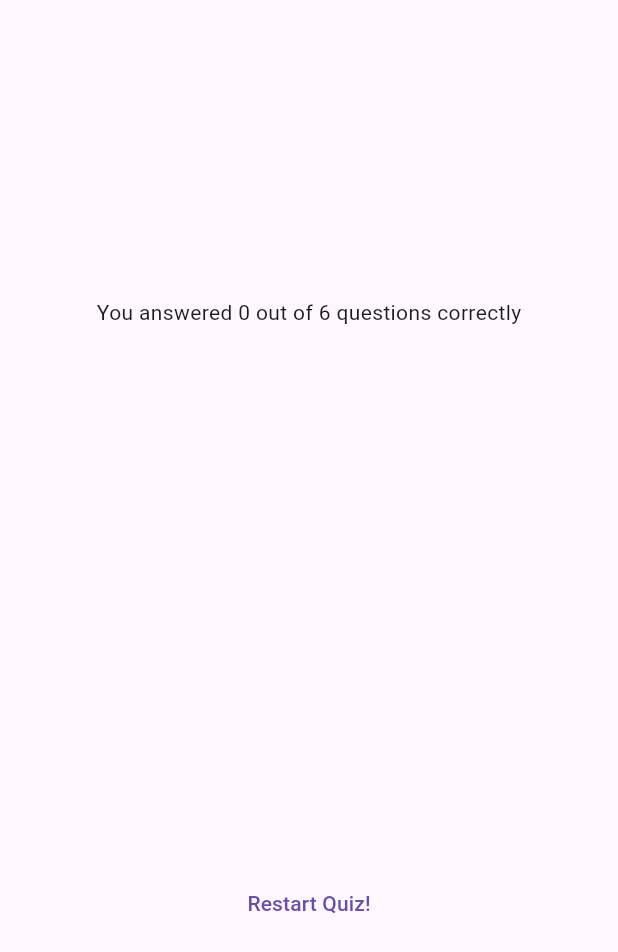
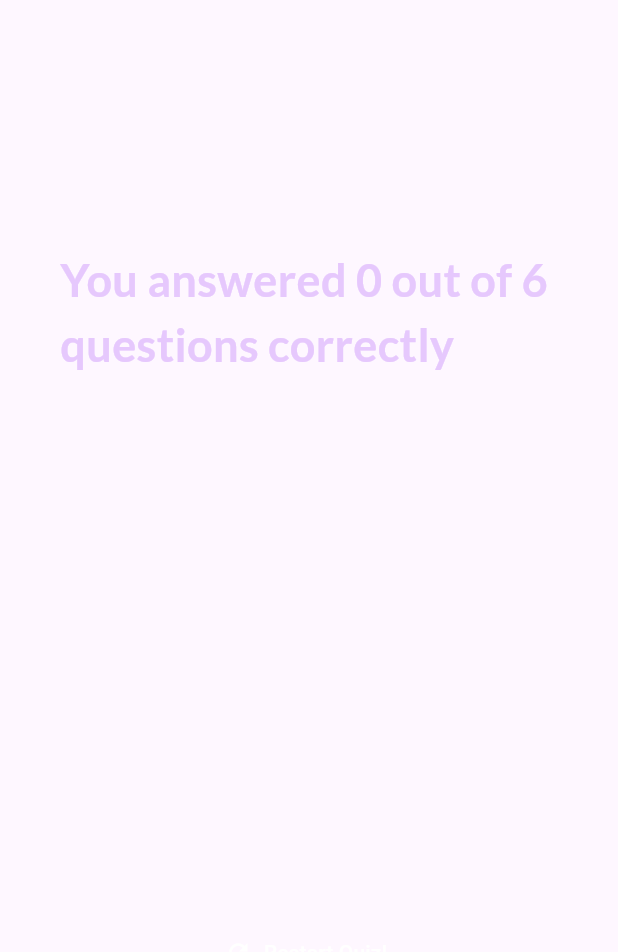
Before and after one commit to neerajsinghsarathe/flutter-quiz-app, a Flutter app: the ResultsScreen widget shown alone on an empty page, opened directly with empty values, on a phone screen of 412 x 824 dp. Shown: the top 952 px of the screen. Run offline on Flutter 3.47's test engine with Material 3 defaults, Android fonts, the phone set to English and light mode, and no system bars; our stand-ins replace google_fonts.

Commit message:
Final setup and design in result-screen.

```diff
--- a/lib/questions_summary.dart
+++ /dev/null
@@ -1,35 +0,0 @@
-import 'package:flutter/material.dart';
-
-class QuestionsSummary extends StatelessWidget {
-  const QuestionsSummary({super.key, required this.summaryData});
-
-  final List<Map<String, Object>> summaryData;
-
-  @override
-  Widget build(BuildContext context) {
-    return SizedBox(
-      height: 300,
-      child: SingleChildScrollView(
-        child: Column(
-            children: summaryData
-                .map((data) => Row(
-                      children: [
-                        Text(((data['question_index'] as int) + 1).toString()),
-                        Expanded(
-                            child: Column(
-                          children: [
-                            Text(data['question'] as String),
-                            const SizedBox(
-                              height: 5,
-                            ),
-                            Text(data['user_answer'] as String),
-                            Text(data['correct_answer'] as String)
-                          ],
-                        )),
-                      ],
-                    ))
-                .toList()),
-      ),
-    );
-  }
-}
--- /dev/null
+++ b/lib/questions_summary/questions_summary.dart
@@ -0,0 +1,18 @@
+import 'package:flutter/material.dart';
+import 'package:quiz_app/questions_summary/summary_item.dart';
+
+class QuestionsSummary extends StatelessWidget {
+  const QuestionsSummary({super.key, required this.summaryData});
+
+  final List<Map<String, Object>> summaryData;
+
+  @override
+  Widget build(BuildContext context) {
+    return SizedBox(
+      height: 300,
+      child: SingleChildScrollView(
+        child: Column(children: summaryData.map((data) => SummaryItem(data)).toList()),
+      ),
+    );
+  }
+}
--- a/lib/results_screen.dart
+++ b/lib/results_screen.dart
@@ -1,11 +1,13 @@
 import 'package:flutter/material.dart';
+import 'package:google_fonts/google_fonts.dart';
 import 'package:quiz_app/data/questions.dart';
-import 'package:quiz_app/questions_summary.dart';
+import 'package:quiz_app/questions_summary/questions_summary.dart';
 
 class ResultsScreen extends StatelessWidget {
-  const ResultsScreen({super.key, required this.chosenAnswers});
+  const ResultsScreen({super.key, required this.chosenAnswers, required this.onRestart});
 
   final List<String> chosenAnswers;
+  final void Function() onRestart;
 
   List<Map<String, Object>> getSummaryData() {
     final List<Map<String, Object>> summary = [];
@@ -26,9 +28,7 @@ class ResultsScreen extends StatelessWidget {
   Widget build(BuildContext context) {
     final summaryData = getSummaryData();
     final numberOfTotalQuestions = questions.length;
-    final numberOfCorrectQuestions = summaryData
-        .where((data) => data['user_answer'] == data['correct_answer'])
-        .length;
+    final numberOfCorrectQuestions = summaryData.where((data) => data['user_answer'] == data['correct_answer']).length;
 
     return SizedBox(
         width: double.infinity,
@@ -38,7 +38,13 @@ class ResultsScreen extends StatelessWidget {
               mainAxisAlignment: MainAxisAlignment.center,
               children: [
                 Text(
-                    'You answered $numberOfCorrectQuestions out of $numberOfTotalQuestions questions correctly'),
+                  'You answered $numberOfCorrectQuestions out of $numberOfTotalQuestions questions correctly',
+                  style: GoogleFonts.lato(
+                    color: const Color.fromARGB(255, 230, 200, 253),
+                    fontSize: 30,
+                    fontWeight: FontWeight.bold,
+                  ),
+                ),
                 const SizedBox(
                   height: 30,
                 ),
@@ -46,7 +52,14 @@ class ResultsScreen extends StatelessWidget {
                 const SizedBox(
                   height: 30,
                 ),
-                TextButton(onPressed: () {}, child: const Text('Restart Quiz!'))
+                TextButton.icon(
+                  onPressed: onRestart,
+                  style: TextButton.styleFrom(
+                    foregroundColor: Colors.white
+                  ),
+                  icon: const Icon(Icons.refresh),
+                  label: const Text('Restart Quiz!'),
+                )
               ],
             )));
   }
```
Also changed, not shown: lib/questions_summary/questions_identifier.dart (added, +35 -0 lines), lib/questions_summary/summary_item.dart (added, +42 -0 lines), lib/quiz.dart (+9 -1 lines).
